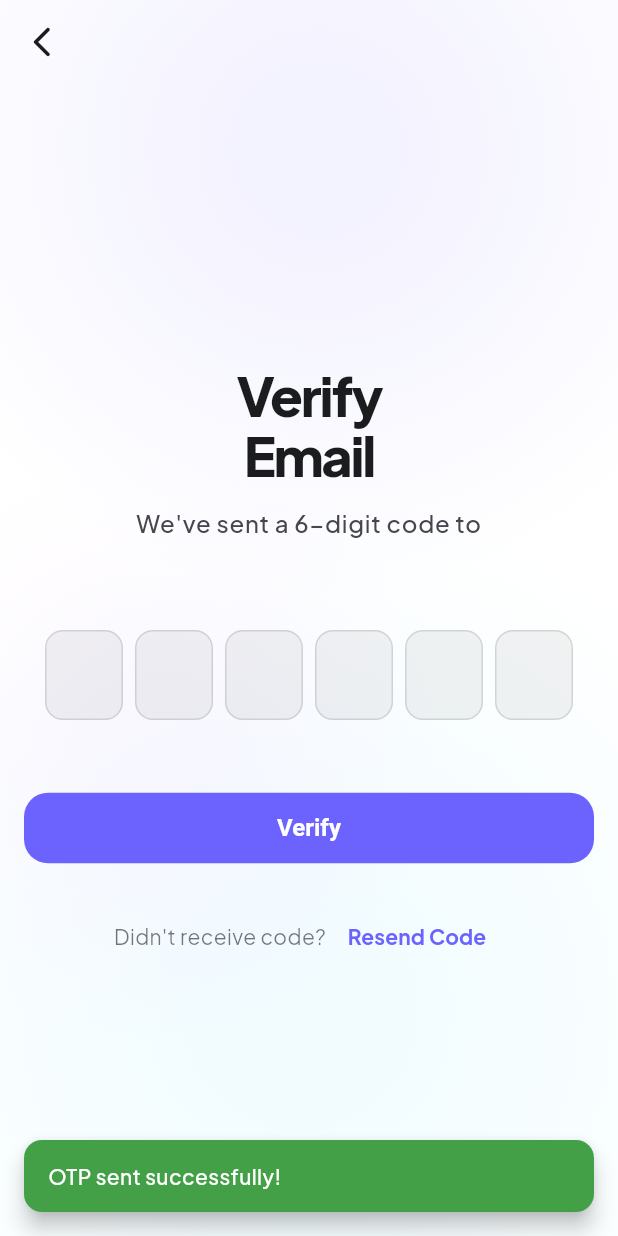
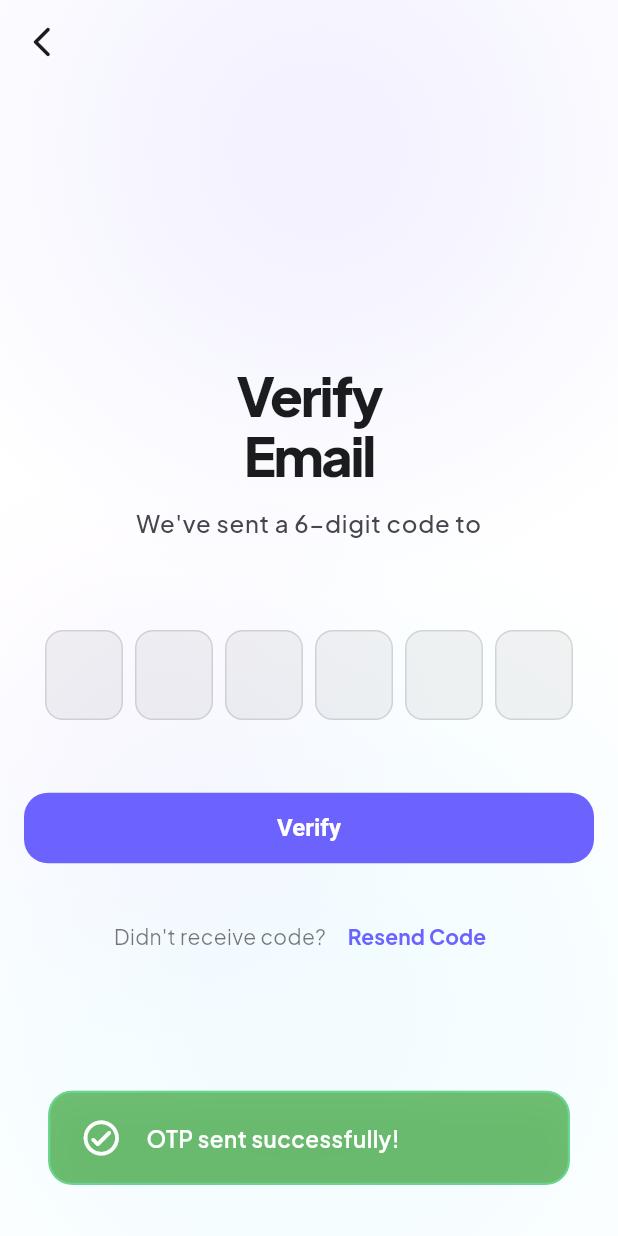
Before and after one commit to qthien202/app-lokito, a Flutter app: the OtpScreen screen opened by its route, after a tap on "Resend Code", on a phone screen of 412 x 824 dp. Run offline on Flutter 3.47's test engine with Material 3 defaults, Android fonts, the phone set to English and light mode, and no system bars; drawn by our look-alikes of pinput; our stand-ins replace envied, flutter_riverpod, freezed_annotation, go_router, google_fonts, lottie and 1 more; accounts and stored records are empty; generated files the repository leaves out were written again; network calls fail.

Commit message:
feat: Enhance authentication flow with email verification, custom exceptions, and localized error messages.

```diff
--- a/l10n.yaml
+++ b/l10n.yaml
@@ -1,4 +1,3 @@
 arb-dir: lib/l10n
 template-arb-file: app_en.arb
 output-localization-file: app_localizations.dart
-synthetic-package: false
--- a/lib/core/utils/index.dart
+++ b/lib/core/utils/index.dart
@@ -1 +1,2 @@
 export 'snackbar_utils.dart';
+export 'app_exception.dart';
--- a/lib/core/utils/snackbar_utils.dart
+++ b/lib/core/utils/snackbar_utils.dart
@@ -1,61 +1,92 @@
+import 'dart:ui';
 import 'package:flutter/material.dart';
 
 class SnackbarUtils {
   SnackbarUtils._();
 
   static void showError(BuildContext context, String message) {
-    ScaffoldMessenger.of(context).clearSnackBars();
-    ScaffoldMessenger.of(context).showSnackBar(
-      SnackBar(
-        content: Text(
-          message,
-          style: const TextStyle(
-            color: Colors.white,
-            fontWeight: FontWeight.w500,
-          ),
-        ),
-        backgroundColor: Theme.of(context).colorScheme.error,
-        behavior: SnackBarBehavior.floating,
-        shape: RoundedRectangleBorder(borderRadius: BorderRadius.circular(12)),
-        margin: const EdgeInsets.all(16),
-      ),
+    _showCustomSnackBar(
+      context,
+      message: message,
+      icon: Icons.error_outline_rounded,
+      backgroundColor: Colors.red.withOpacity(0.8),
+      borderColor: Colors.redAccent.withOpacity(0.5),
     );
   }
 
   static void showSuccess(BuildContext context, String message) {
-    ScaffoldMessenger.of(context).clearSnackBars();
-    ScaffoldMessenger.of(context).showSnackBar(
-      SnackBar(
-        content: Text(
-          message,
-          style: const TextStyle(
-            color: Colors.white,
-            fontWeight: FontWeight.w500,
-          ),
-        ),
-        backgroundColor: Colors.green.shade600,
-        behavior: SnackBarBehavior.floating,
-        shape: RoundedRectangleBorder(borderRadius: BorderRadius.circular(12)),
-        margin: const EdgeInsets.all(16),
-      ),
+    _showCustomSnackBar(
+      context,
+      message: message,
+      icon: Icons.check_circle_outline_rounded,
+      backgroundColor: Colors.green.withOpacity(0.8),
+      borderColor: Colors.greenAccent.withOpacity(0.5),
     );
   }
 
   static void showInfo(BuildContext context, String message) {
+    _showCustomSnackBar(
+      context,
+      message: message,
+      icon: Icons.info_outline_rounded,
+      backgroundColor: Theme.of(context).colorScheme.primary.withOpacity(0.8),
+      borderColor: Theme.of(context).colorScheme.primary.withOpacity(0.5),
+    );
+  }
+
+  static void _showCustomSnackBar(
+    BuildContext context, {
+    required String message,
+    required IconData icon,
+    required Color backgroundColor,
+    required Color borderColor,
+  }) {
     ScaffoldMessenger.of(context).clearSnackBars();
     ScaffoldMessenger.of(context).showSnackBar(
       SnackBar(
-        content: Text(
-          message,
-          style: const TextStyle(
-            color: Colors.white,
-            fontWeight: FontWeight.w500,
+        backgroundColor: Colors.transparent,
+        elevation: 0,
+        behavior: SnackBarBehavior.floating,
+        margin: const EdgeInsets.symmetric(horizontal: 16, vertical: 20),
+        duration: const Duration(seconds: 4),
+        content: ClipRRect(
+          borderRadius: BorderRadius.circular(16),
+          child: BackdropFilter(
+            filter: ImageFilter.blur(sigmaX: 10, sigmaY: 10),
+            child: Container(
+              padding: const EdgeInsets.symmetric(horizontal: 20, vertical: 16),
+              decoration: BoxDecoration(
+                color: backgroundColor,
+                borderRadius: BorderRadius.circular(16),
+                border: Border.all(color: borderColor, width: 1.5),
+                boxShadow: [
+                  BoxShadow(
+                    color: Colors.black.withOpacity(0.1),
+                    blurRadius: 20,
+                    offset: const Offset(0, 10),
+                  ),
+                ],
+              ),
+              child: Row(
+                children: [
+                  Icon(icon, color: Colors.white, size: 28),
+                  const SizedBox(width: 16),
+                  Expanded(
+                    child: Text(
+                      message,
+                      style: const TextStyle(
+                        color: Colors.white,
+                        fontSize: 15,
+                        fontWeight: FontWeight.w600,
+                        letterSpacing: 0.3,
+                      ),
+                    ),
+                  ),
+                ],
+              ),
+            ),
           ),
         ),
-        backgroundColor: Theme.of(context).colorScheme.primary,
-        behavior: SnackBarBehavior.floating,
-        shape: RoundedRectangleBorder(borderRadius: BorderRadius.circular(12)),
-        margin: const EdgeInsets.all(16),
       ),
     );
   }
--- a/lib/features/auth/presentation/screens/otp_screen.dart
+++ b/lib/features/auth/presentation/screens/otp_screen.dart
@@ -43,7 +43,7 @@ class _OtpScreenState extends ConsumerState<OtpScreen> {
 
     ref.listen(authControllerProvider, (previous, next) {
       if (next.error != null && !next.isLoading) {
-        SnackbarUtils.showError(context, next.error!);
+        SnackbarUtils.showError(context, context.mapErrorMessage(next.error!));
         ref.read(authControllerProvider.notifier).clearError();
       }
     });
--- a/lib/l10n/app_localizations.dart
+++ b/lib/l10n/app_localizations.dart
@@ -289,6 +289,60 @@ abstract class AppLocalizations {
   /// In en, this message translates to:
   /// **'OTP sent successfully!'**
   String get otpSent;
+
+  /// No description provided for @errorInvalidCredentials.
+  ///
+  /// In en, this message translates to:
+  /// **'Invalid email or password.'**
+  String get errorInvalidCredentials;
+
+  /// No description provided for @errorEmailTaken.
+  ///
+  /// In en, this message translates to:
+  /// **'This email is already registered.'**
+  String get errorEmailTaken;
+
+  /// No description provided for @errorUsernameTaken.
+  ///
+  /// In en, this message translates to:
+  /// **'This username is already taken.'**
+  String get errorUsernameTaken;
+
+  /// No description provided for @errorNetwork.
+  ///
+  /// In en, this message translates to:
+  /// **'Network error. Please check your connection.'**
+  String get errorNetwork;
+
+  /// No description provided for @errorUnknown.
+  ///
+  /// In en, this message translates to:
+  /// **'An unknown error occurred.'**
+  String get errorUnknown;
+
+  /// No description provided for @errorTooManyRequests.
+  ///
+  /// In en, this message translates to:
+  /// **'Too many requests. Please try again later.'**
+  String get errorTooManyRequests;
+
+  /// No description provided for @errorEmailNotConfirmed.
+  ///
+  /// In en, this message translates to:
+  /// **'Please confirm your email before signing in.'**
+  String get errorEmailNotConfirmed;
+
+  /// No description provided for @errorExpiredOtp.
+  ///
+  /// In en, this message translates to:
+  /// **'Search code has expired.'**
+  String get errorExpiredOtp;
+
+  /// No description provided for @errorDefaultAuth.
+  ///
+  /// In en, this message translates to:
+  /// **'Authentication error: {message}'**
+  String errorDefaultAuth(Object message);
 }
 
 class _AppLocalizationsDelegate
```
Also changed, not shown: lib/app/app_router.dart (+27 -3 lines), lib/core/utils/app_exception.dart (added, +46 -0 lines), lib/features/auth/data/auth_repository.dart (+55 -11 lines), lib/features/auth/presentation/controllers/auth_controller.dart (+31 -4 lines), lib/features/auth/presentation/screens/login_screen.dart (+11 -3 lines), lib/features/auth/presentation/screens/register_screen.dart (+12 -3 lines), lib/l10n/app_en.arb (+10 -1 lines), lib/l10n/app_localizations_en.dart (+31 -0 lines), lib/l10n/app_localizations_vi.dart (+31 -0 lines), lib/l10n/app_vi.arb (+10 -1 lines), 1 other file.
